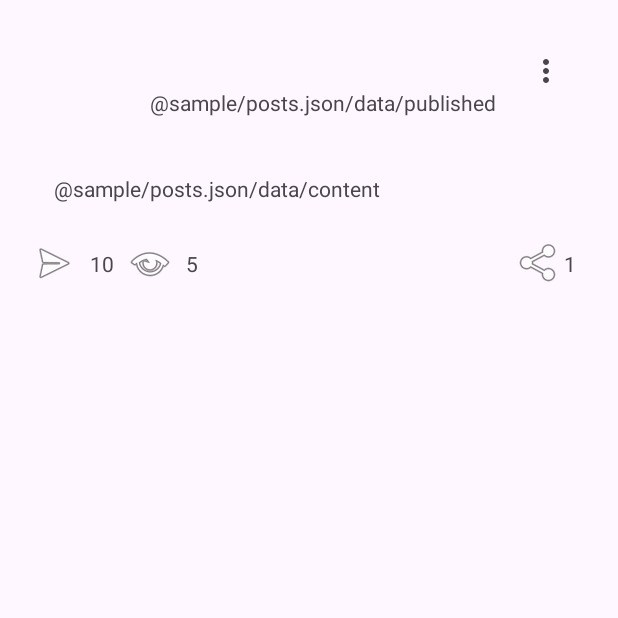
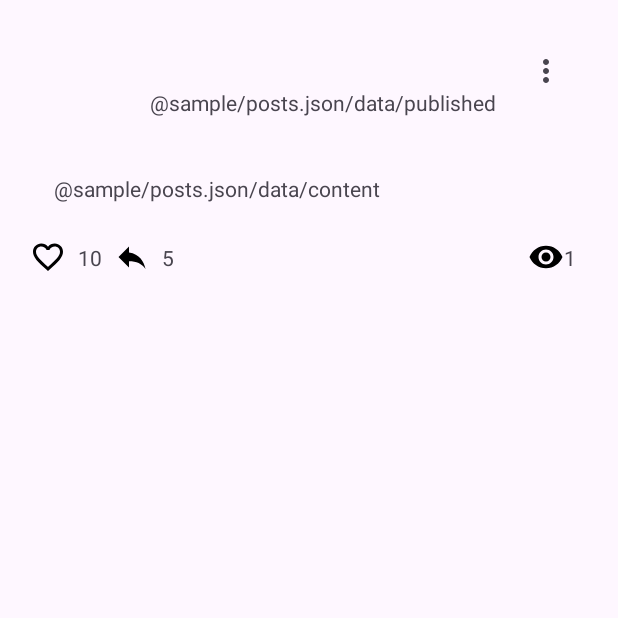
Before and after one commit to VioletDog17/NMedia, an Android app: the screen it shows after launch (MainActivity), on a phone screen of 412 x 824 dp, the top half of it. Run offline under Robolectric (Android 15) with nearby library versions, the phone set to English and light mode, and no system bars.

Commit message:
Clip Art

```diff
--- /dev/null
+++ b/app/src/main/res/drawable/baseline_favorite_border_24.xml
@@ -0,0 +1,5 @@
+<vector android:height="24dp" android:tint="#000000"
+    android:viewportHeight="24" android:viewportWidth="24"
+    android:width="24dp" xmlns:android="http://schemas.android.com/apk/res/android">
+    <path android:fillColor="@android:color/white" android:pathData="M16.5,3c-1.74,0 -3.41,0.81 -4.5,2.09C10.91,3.81 9.24,3 7.5,3 4.42,3 2,5.42 2,8.5c0,3.78 3.4,6.86 8.55,11.54L12,21.35l1.45,-1.32C18.6,15.36 22,12.28 22,8.5 22,5.42 19.58,3 16.5,3zM12.1,18.55l-0.1,0.1 -0.1,-0.1C7.14,14.24 4,11.39 4,8.5 4,6.5 5.5,5 7.5,5c1.54,0 3.04,0.99 3.57,2.36h1.87C13.46,5.99 14.96,5 16.5,5c2,0 3.5,1.5 3.5,3.5 0,2.89 -3.14,5.74 -7.9,10.05z"/>
+</vector>
--- /dev/null
+++ b/app/src/main/res/drawable/baseline_remove_red_eye_24.xml
@@ -0,0 +1,5 @@
+<vector android:height="24dp" android:tint="#000000"
+    android:viewportHeight="24" android:viewportWidth="24"
+    android:width="24dp" xmlns:android="http://schemas.android.com/apk/res/android">
+    <path android:fillColor="@android:color/white" android:pathData="M12,4.5C7,4.5 2.73,7.61 1,12c1.73,4.39 6,7.5 11,7.5s9.27,-3.11 11,-7.5c-1.73,-4.39 -6,-7.5 -11,-7.5zM12,17c-2.76,0 -5,-2.24 -5,-5s2.24,-5 5,-5 5,2.24 5,5 -2.24,5 -5,5zM12,9c-1.66,0 -3,1.34 -3,3s1.34,3 3,3 3,-1.34 3,-3 -1.34,-3 -3,-3z"/>
+</vector>
--- /dev/null
+++ b/app/src/main/res/drawable/baseline_reply_24.xml
@@ -0,0 +1,5 @@
+<vector android:autoMirrored="true" android:height="24dp"
+    android:tint="#000000" android:viewportHeight="24"
+    android:viewportWidth="24" android:width="24dp" xmlns:android="http://schemas.android.com/apk/res/android">
+    <path android:fillColor="@android:color/white" android:pathData="M10,9V5l-7,7 7,7v-4.1c5,0 8.5,1.6 11,5.1 -1,-5 -4,-10 -11,-11z"/>
+</vector>
--- a/app/src/main/res/layout/activity_main.xml
+++ b/app/src/main/res/layout/activity_main.xml
@@ -91,7 +91,8 @@
         app:layout_constraintEnd_toStartOf="@+id/shereCounter"
         app:layout_constraintTop_toTopOf="@+id/ViewsImg"
         app:layout_constraintVertical_bias="0.0"
-        app:srcCompat="@android:drawable/ic_menu_share" />
+        app:srcCompat="@drawable/baseline_remove_red_eye_24"
+        app:layout_constraintBottom_toTopOf="@id/barrierRed"/>
 
     <ImageView
         android:id="@+id/ViewsImg"
@@ -101,7 +102,8 @@
         app:layout_constraintBottom_toBottomOf="@+id/likeCounter"
         app:layout_constraintStart_toEndOf="@+id/likeCounter"
         app:layout_constraintTop_toTopOf="@+id/likeCounter"
-        app:srcCompat="@android:drawable/ic_menu_view" />
+        app:srcCompat="@drawable/baseline_reply_24" />
+
 
     <ImageView
         android:id="@+id/likeImg"
@@ -109,7 +111,7 @@
         android:layout_height="wrap_content"
         android:layout_margin="8dp"
         app:layout_constraintTop_toBottomOf="@id/barrierDown"
-        app:srcCompat="@android:drawable/ic_menu_send"
+        app:srcCompat="@drawable/baseline_favorite_border_24"
         tools:layout_editor_absoluteX="7dp"
         tools:layout_editor_absoluteY="289dp" />
 
@@ -143,4 +145,15 @@
         app:layout_constraintEnd_toEndOf="parent"
         app:layout_constraintTop_toTopOf="@+id/shereImg" />
 
+    <androidx.constraintlayout.widget.Barrier
+        android:id="@+id/barrierRed"
+        android:layout_width="wrap_content"
+        android:layout_height="wrap_content"
+        android:layout_marginTop="20dp"
+        app:barrierDirection="bottom"
+        app:constraint_referenced_ids="text"
+        android:outlineAmbientShadowColor="@color/purple_200"/>
+
+
+
 </androidx.constraintlayout.widget.ConstraintLayout>
```
